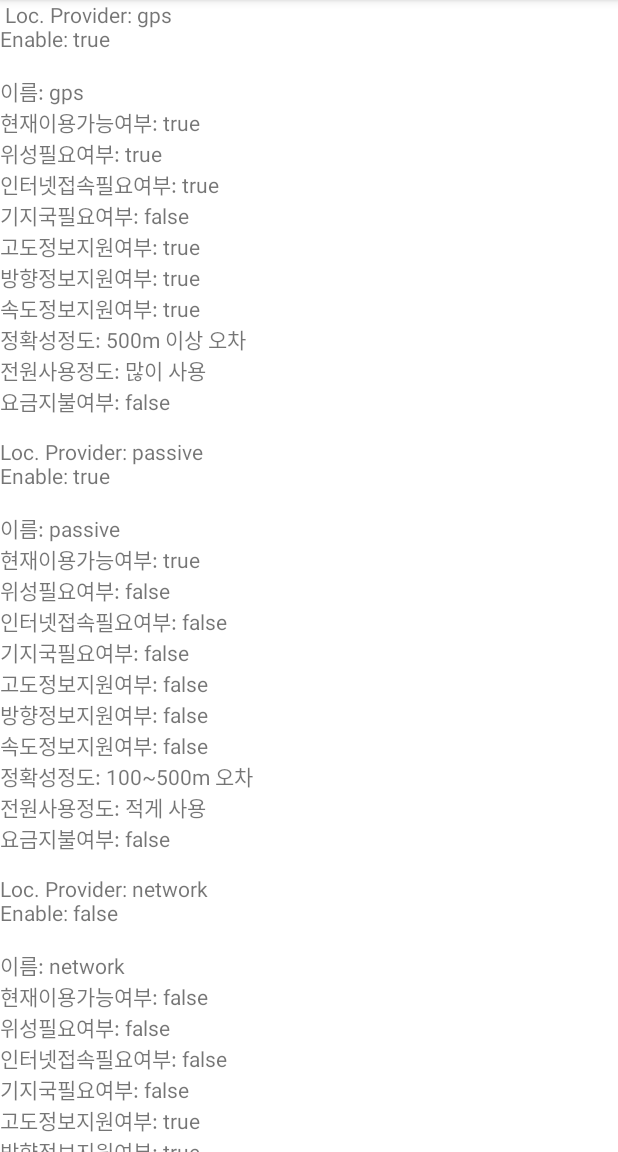
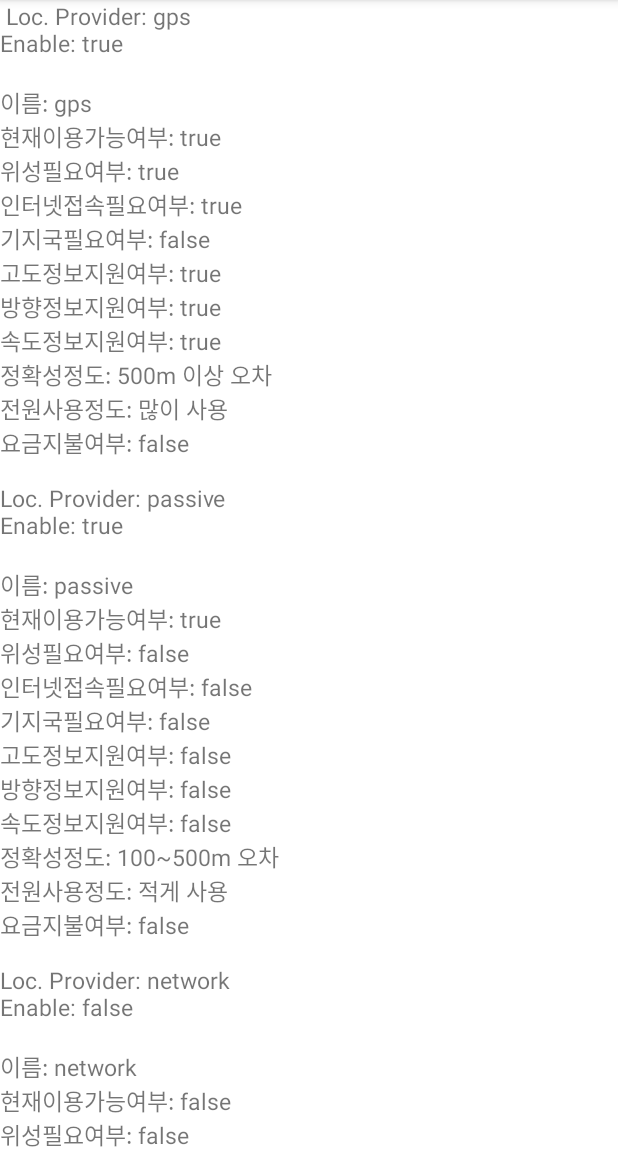
Before and after one commit to H-Subin/LocProviderInfor, an Android app: the screen it shows after launch (MainActivity), on a phone screen of 412 x 824 dp, the part 84-1236 px from its top. Run offline under Robolectric (Android 15) with nearby library versions, the phone set to English and light mode, and no system bars.

Commit message:
location Providers' information

```diff
--- a/app/src/main/java/com/example/locproviderinfor/MainActivity.java
+++ b/app/src/main/java/com/example/locproviderinfor/MainActivity.java
@@ -11,6 +11,7 @@ import android.widget.TextView;
 import java.util.List;
 
 public class MainActivity extends AppCompatActivity {
+
     TextView textInfo;
     LocationManager locManager;
     List<String> locProviderList;
--- a/app/src/main/res/layout/activity_main.xml
+++ b/app/src/main/res/layout/activity_main.xml
@@ -19,7 +19,8 @@
                 android:id="@+id/textInfo"
                 android:layout_width="wrap_content"
                 android:layout_height="wrap_content"
-                android:text="Location Providers Info Goes Here" />
+                android:text="Location Providers Info Goes Here"
+                android:textSize="15dp" />
         </LinearLayout>
     </ScrollView>
 
```
